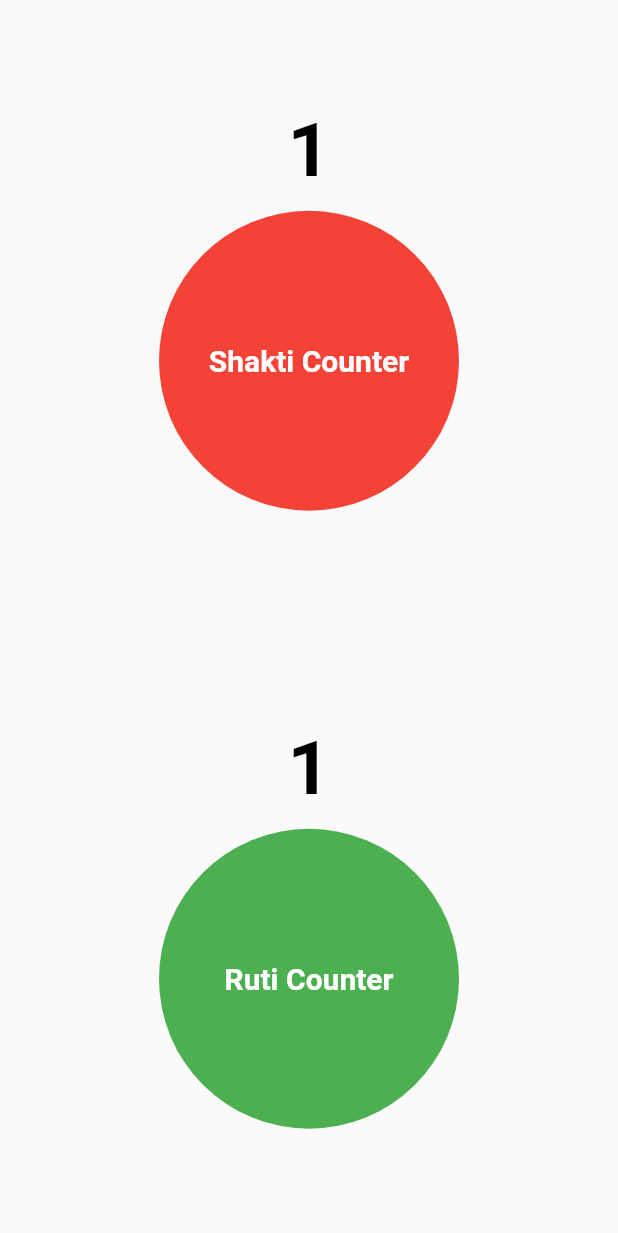
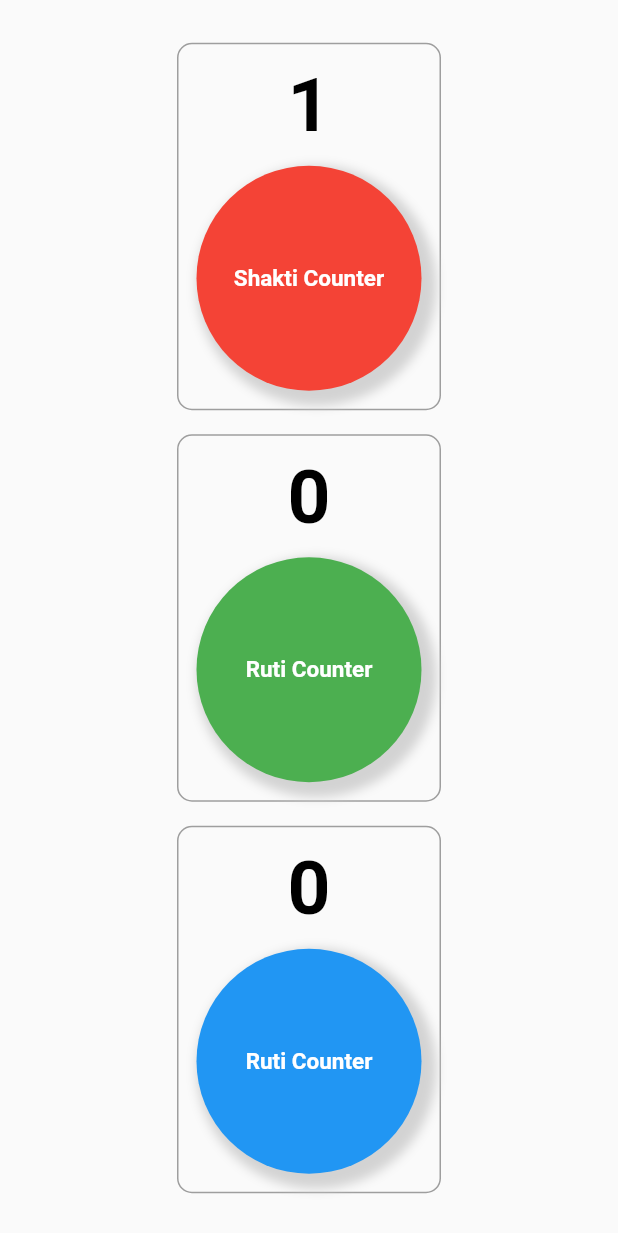
Before and after one commit to mdshadatrahman/ctounter, a Flutter app: the screen it shows after launch, after a tap on "Shakti Counter", on a phone screen of 412 x 824 dp. Shown: the top 1233 px of the screen. Run offline on Flutter 3.47's test engine with Material 2 defaults, Android fonts, the phone set to English and light mode, and no system bars; drawn by our look-alikes of auto_size_text; our stand-ins replace cloud_firestore, date_format, device_info_plus, firebase_core; accounts and stored records are empty.

Commit message:
counter is functional, need to add autdio

```diff
--- a/lib/home_screen.dart
+++ b/lib/home_screen.dart
@@ -16,25 +16,53 @@ class HomeScreen extends StatefulWidget {
 
 class _HomeScreenState extends State<HomeScreen> {
   FirebaseCrud firebaseCrud = FirebaseCrud();
-  int initCount = 0;
+  int shakti_counter = 0;
+  int ruti_counter = 0;
+  int riseup_counter = 0;
   String date = formatDate(DateTime.now(), [dd, mm, yyyy]);
   final player = AudioPlayer();
 
-  Future getDataLength() async {
+  Future getShaktiCounterData() async {
     QuerySnapshot querySnapshot = await FirebaseFirestore.instance
         .collection('all_counters')
         .doc(date)
         .collection('shakti_counter')
         .get();
-    final allData = querySnapshot.docs.map((doc) => doc.data()).toList();
+    final counter = querySnapshot.docs.map((doc) => doc.data()).toList();
     setState(() {
-      initCount = allData.length;
+      shakti_counter = counter.length;
+    });
+  }
+
+  Future getRutiCounterData() async {
+    QuerySnapshot querySnapshot = await FirebaseFirestore.instance
+        .collection('all_counters')
+        .doc(date)
+        .collection('ruti_counter')
+        .get();
+    final counter = querySnapshot.docs.map((doc) => doc.data()).toList();
+    setState(() {
+      ruti_counter = counter.length;
+    });
+  }
+
+  Future getRiseUpCounterData() async {
+    QuerySnapshot querySnapshot = await FirebaseFirestore.instance
+        .collection('all_counters')
+        .doc(date)
+        .collection('riseup_counter')
+        .get();
+    final counter = querySnapshot.docs.map((doc) => doc.data()).toList();
+    setState(() {
+      riseup_counter = counter.length;
     });
   }
 
   @override
   Widget build(BuildContext context) {
-    getDataLength();
+    getShaktiCounterData();
+    getRutiCounterData();
+    getRiseUpCounterData();
     double height = MediaQuery.of(context).size.height;
     double width = MediaQuery.of(context).size.width;
 
@@ -46,7 +74,7 @@ class _HomeScreenState extends State<HomeScreen> {
             height: height,
             width: width,
             child: Column(
-              mainAxisAlignment: MainAxisAlignment.spaceAround,
+              mainAxisAlignment: MainAxisAlignment.center,
               crossAxisAlignment: CrossAxisAlignment.center,
               children: [
                 Counters(
@@ -55,7 +83,7 @@ class _HomeScreenState extends State<HomeScreen> {
                   buttonColor: Colors.red,
                   buttonTextColor: Colors.white,
                   collectionName: 'shakti_counter',
-                  counter: initCount,
+                  counter: shakti_counter,
                   counterButtonText: 'Shakti Counter',
                   counterTextColor: Colors.black,
                 ),
@@ -65,7 +93,17 @@ class _HomeScreenState extends State<HomeScreen> {
                   buttonColor: Colors.green,
                   buttonTextColor: Colors.white,
                   collectionName: 'ruti_counter',
-                  counter: initCount,
+                  counter: ruti_counter,
+                  counterButtonText: 'Ruti Counter',
+                  counterTextColor: Colors.black,
+                ),
+                Counters(
+                  date: date,
+                  firebaseCrud: firebaseCrud,
+                  buttonColor: Colors.blue,
+                  buttonTextColor: Colors.white,
+                  collectionName: 'riseup_counter',
+                  counter: riseup_counter,
                   counterButtonText: 'Ruti Counter',
                   counterTextColor: Colors.black,
                 ),
@@ -102,7 +140,15 @@ class Counters extends StatelessWidget {
 
   @override
   Widget build(BuildContext context) {
-    return Column(
+    return Padding(
+      padding: const EdgeInsets.all(8.0),
+      child: Container(
+        padding: EdgeInsets.all(12),
+        decoration: BoxDecoration(
+          borderRadius: BorderRadius.circular(10),
+          border: Border.all(color: Colors.grey, width: 1),
+        ),
+        child: Column(
           children: [
             StreamBuilder(
               stream: FirebaseFirestore.instance
@@ -121,7 +167,8 @@ class Counters extends StatelessWidget {
                       fontWeight: FontWeight.bold,
                     ),
                   );
-            } else if (snapshot.connectionState == ConnectionState.waiting) {
+                } else if (snapshot.connectionState ==
+                    ConnectionState.waiting) {
                   return AutoSizeText(
                     "Please Wait",
                     maxLines: 1,
@@ -147,14 +194,22 @@ class Counters extends StatelessWidget {
             SizedBox(height: 10),
             GestureDetector(
               onTap: () async {
-            firebaseCrud.shaktiCounter();
+                firebaseCrud.shaktiCounter(collectionName);
               },
               child: Container(
-            width: 200,
-            height: 200,
+                width: 150,
+                height: 150,
                 decoration: BoxDecoration(
                   borderRadius: BorderRadius.circular(100),
                   color: buttonColor,
+                  boxShadow: [
+                    BoxShadow(
+                      blurRadius: 5,
+                      spreadRadius: 5,
+                      color: Color.fromARGB(255, 211, 211, 211),
+                      offset: Offset(5, 5),
+                    ),
+                  ],
                 ),
                 child: Center(
                   child: AutoSizeText(
@@ -162,7 +217,7 @@ class Counters extends StatelessWidget {
                     maxLines: 1,
                     style: TextStyle(
                       color: buttonTextColor,
-                  fontSize: 20,
+                      fontSize: 15,
                       fontWeight: FontWeight.bold,
                     ),
                   ),
@@ -170,51 +225,8 @@ class Counters extends StatelessWidget {
               ),
             ),
           ],
+        ),
+      ),
     );
   }
 }
-
-
-/**
- *
- * Future getDataLength() async {
-    QuerySnapshot querySnapshot =
-        await FirebaseFirestore.instance.collection('shakti_counter').get();
-    final allData = querySnapshot.docs.map((doc) => doc.data()).toList();
-    setState(() {
-      initCount = allData.length;
-    });
-  }
-
-  Column counter_and_button({
-    required VoidCallback onPress,
-    required String buttonText,
-    required Stream stream,
-  }) {
-    Stream collectionStream =
-        FirebaseFirestore.instance.collection('shakti_counter').snapshots();
-    return Column(
-      children: [
-        StreamBuilder(
-          stream: collectionStream,
-          builder: (context, snapshot) {
-            if (snapshot.hasData) {
-              return Text("${initCount}");
-            } else if (snapshot.connectionState == ConnectionState.waiting) {
-              return Text("Please Wait");
-            } else {
-              return Text("0");
-            }
-          },
-        ),
-        SizedBox(height: 10),
-        ElevatedButton(
-          onPressed: onPress,
-          child: Text(
-            buttonText,
-          ),
-        ),
-      ],
-    );
-  }
- */
```
Also changed, not shown: lib/operations/firebase_crud.dart (+23 -23 lines). Lines whose indentation alone changed are shown as unchanged.
